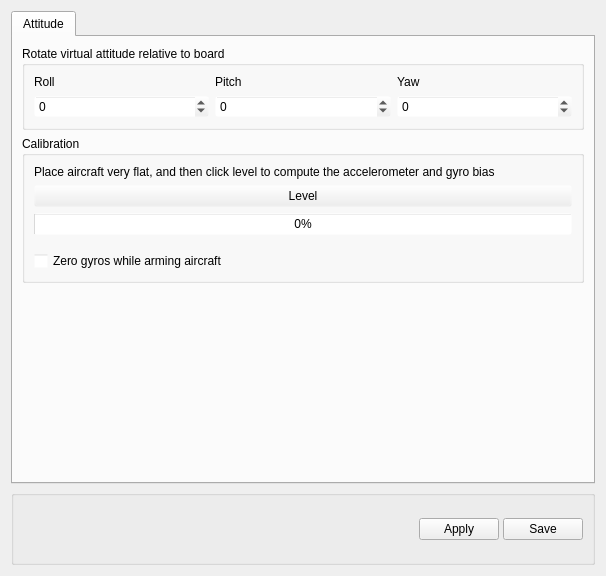
Qt form ground/openpilotgcs/src/plugins/config/ccattitude.ui (openpilot/OpenPilot) before a commit.
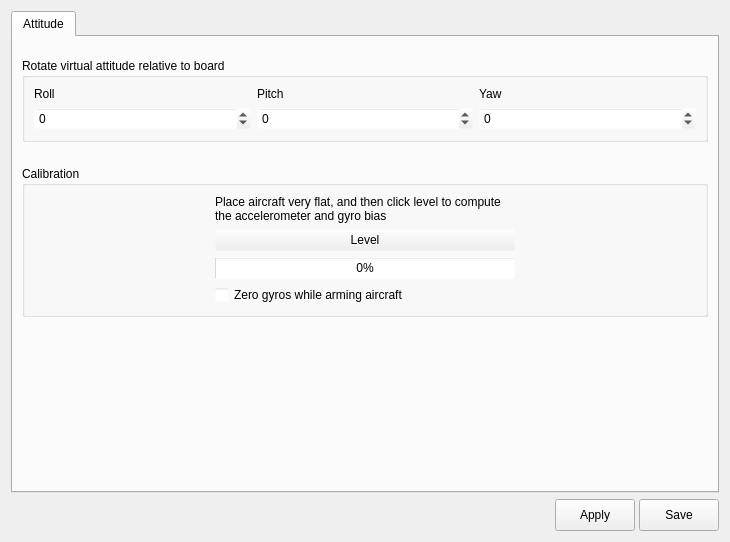
The same form after that commit. Icons and pictures are not drawn.

Commit message: almost done fixing any spacing isues, changed the font so its bigger, added some new stylesheet properties to linux and osx

```diff
--- a/ground/openpilotgcs/src/plugins/config/ccattitude.ui
+++ b/ground/openpilotgcs/src/plugins/config/ccattitude.ui
@@ -6,8 +6,8 @@
    <rect>
     <x>0</x>
     <y>0</y>
-    <width>606</width>
-    <height>576</height>
+    <width>730</width>
+    <height>542</height>
    </rect>
   </property>
   <property name="windowTitle">
@@ -24,9 +24,18 @@
        <string>Attitude</string>
       </attribute>
       <layout class="QVBoxLayout" name="verticalLayout_3">
-       <property name="margin">
+       <property name="leftMargin">
         <number>0</number>
        </property>
+       <property name="topMargin">
+        <number>12</number>
+       </property>
+       <property name="rightMargin">
+        <number>0</number>
+       </property>
+       <property name="bottomMargin">
+        <number>12</number>
+       </property>
        <item>
         <widget class="QScrollArea" name="scrollArea">
          <property name="palette">
@@ -107,11 +116,14 @@
            <rect>
             <x>0</x>
             <y>0</y>
-            <width>576</width>
-            <height>439</height>
+            <width>700</width>
+            <height>418</height>
            </rect>
           </property>
           <layout class="QVBoxLayout" name="verticalLayout">
+           <property name="spacing">
+            <number>24</number>
+           </property>
            <item>
             <widget class="QGroupBox" name="groupBox">
              <property name="title">
@@ -186,35 +198,21 @@
              <property name="title">
               <string>Calibration</string>
              </property>
-             <layout class="QVBoxLayout" name="verticalLayout_2">
-              <item>
-               <widget class="QLabel" name="label">
-                <property name="text">
-                 <string>Place aircraft very flat, and then click level to compute the accelerometer and gyro bias</string>
+             <layout class="QGridLayout" name="gridLayout_2" columnstretch="0,0,0,0">
+              <item row="2" column="3">
+               <spacer name="horizontalSpacer_5">
+                <property name="orientation">
+                 <enum>Qt::Horizontal</enum>
                 </property>
-                <property name="wordWrap">
-                 <bool>true</bool>
+                <property name="sizeHint" stdset="0">
+                 <size>
+                  <width>142</width>
+                  <height>20</height>
+                 </size>
                 </property>
-               </widget>
+               </spacer>
               </item>
-              <item>
-               <widget class="QPushButton" name="zeroBias">
-                <property name="toolTip">
-                 <string>Launch horizontal calibration.</string>
-                </property>
-                <property name="text">
-                 <string>Level</string>
-                </property>
-               </widget>
-              </item>
-              <item>
-               <widget class="QProgressBar" name="zeroBiasProgress">
-                <property name="value">
-                 <number>0</number>
-                </property>
-               </widget>
-              </item>
-              <item>
+              <item row="3" column="2">
                <spacer name="verticalSpacer">
                 <property name="orientation">
                  <enum>Qt::Vertical</enum>
@@ -230,7 +228,85 @@
                 </property>
                </spacer>
               </item>
-              <item>
+              <item row="1" column="3">
+               <spacer name="horizontalSpacer_4">
+                <property name="orientation">
+                 <enum>Qt::Horizontal</enum>
+                </property>
+                <property name="sizeHint" stdset="0">
+                 <size>
+                  <width>40</width>
+                  <height>20</height>
+                 </size>
+                </property>
+               </spacer>
+              </item>
+              <item row="2" column="1" colspan="2">
+               <widget class="QProgressBar" name="zeroBiasProgress">
+                <property name="minimumSize">
+                 <size>
+                  <width>300</width>
+                  <height>0</height>
+                 </size>
+                </property>
+                <property name="value">
+                 <number>0</number>
+                </property>
+               </widget>
+              </item>
+              <item row="1" column="1" colspan="2">
+               <widget class="QPushButton" name="zeroBias">
+                <property name="maximumSize">
+                 <size>
+                  <width>500</width>
+                  <height>16777215</height>
+                 </size>
+                </property>
+                <property name="toolTip">
+                 <string>Launch horizontal calibration.</string>
+                </property>
+                <property name="text">
+                 <string>Level</string>
+                </property>
+               </widget>
+              </item>
+              <item row="1" column="0">
+               <spacer name="horizontalSpacer_2">
+                <property name="orientation">
+                 <enum>Qt::Horizontal</enum>
+                </property>
+                <property name="sizeHint" stdset="0">
+                 <size>
+                  <width>173</width>
+                  <height>20</height>
+                 </size>
+                </property>
+               </spacer>
+              </item>
+              <item row="2" column="0">
+               <spacer name="horizontalSpacer_3">
+                <property name="orientation">
+                 <enum>Qt::Horizontal</enum>
+                </property>
+                <property name="sizeHint" stdset="0">
+                 <size>
+                  <width>173</width>
+                  <height>20</height>
+                 </size>
+                </property>
+               </spacer>
+              </item>
+              <item row="0" column="1" colspan="2">
+               <widget class="QLabel" name="label">
+                <property name="text">
+                 <string>Place aircraft very flat, and then click level to compute the accelerometer and gyro bias</string>
+                </property>
+                <property name="wordWrap">
+                 <bool>true</bool>
+                </property>
+               </widget>
+              </item>
+              <item row="3" column="1">
                <widget class="QCheckBox" name="zeroGyroBiasOnArming">
                 <property name="toolTip">
                  <string>If enabled, a fast recalibration of gyro zero point will be done
@@ -253,7 +329,7 @@
              <property name="sizeHint" stdset="0">
               <size>
                <width>20</width>
-               <height>91</height>
+               <height>10</height>
               </size>
              </property>
             </spacer>
@@ -267,25 +343,7 @@
     </widget>
    </item>
    <item>
-    <widget class="QGroupBox" name="groupBox_3">
-     <property name="sizePolicy">
-      <sizepolicy hsizetype="Preferred" vsizetype="Minimum">
-       <horstretch>0</horstretch>
-       <verstretch>0</verstretch>
-      </sizepolicy>
-     </property>
-     <property name="minimumSize">
-      <size>
-       <width>0</width>
-       <height>75</height>
-      </size>
-     </property>
-     <property name="title">
-      <string/>
-     </property>
-     <layout class="QVBoxLayout" name="verticalLayout_4">
-      <item>
-       <layout class="QHBoxLayout" name="horizontalLayout_2">
+    <layout class="QHBoxLayout" name="horizontalLayout">
         <property name="spacing">
          <number>4</number>
         </property>
@@ -296,7 +354,7 @@
           </property>
           <property name="sizeHint" stdset="0">
            <size>
-            <width>40</width>
+         <width>380</width>
             <height>20</height>
            </size>
           </property>
@@ -312,8 +370,8 @@
           </property>
           <property name="maximumSize">
            <size>
-            <width>32</width>
-            <height>32</height>
+         <width>25</width>
+         <height>25</height>
            </size>
           </property>
           <property name="toolTip">
@@ -328,8 +386,8 @@
           </property>
           <property name="iconSize">
            <size>
-            <width>32</width>
-            <height>32</height>
+         <width>25</width>
+         <height>25</height>
            </size>
           </property>
           <property name="flat">
@@ -339,6 +397,12 @@
         </item>
         <item>
          <widget class="QPushButton" name="applyButton">
+       <property name="minimumSize">
+        <size>
+         <width>0</width>
+         <height>32</height>
+        </size>
+       </property>
           <property name="text">
            <string>Apply</string>
           </property>
@@ -346,6 +410,12 @@
         </item>
         <item>
          <widget class="QPushButton" name="saveButton">
+       <property name="minimumSize">
+        <size>
+         <width>0</width>
+         <height>32</height>
+        </size>
+       </property>
           <property name="toolTip">
            <string>Click to permanently save the accel bias in the CopterControl Flash.</string>
           </property>
@@ -355,9 +425,6 @@
          </widget>
         </item>
        </layout>
-      </item>
-     </layout>
-    </widget>
    </item>
   </layout>
  </widget>
```
Lines whose indentation alone changed are shown as unchanged. The commit also changes 13 other files.
